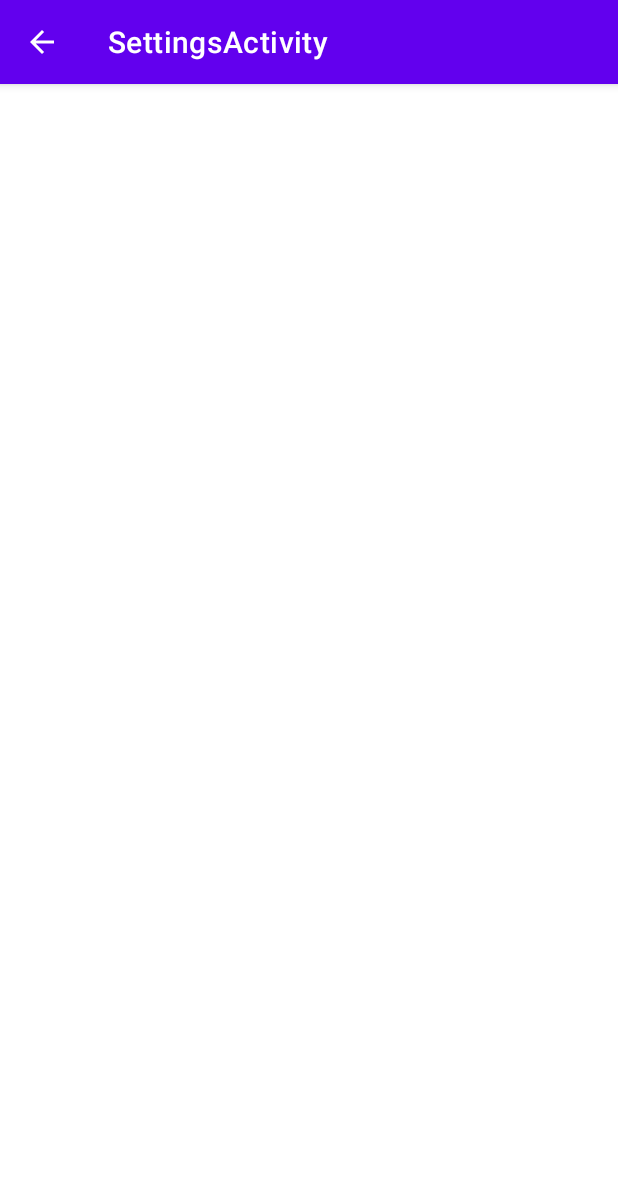
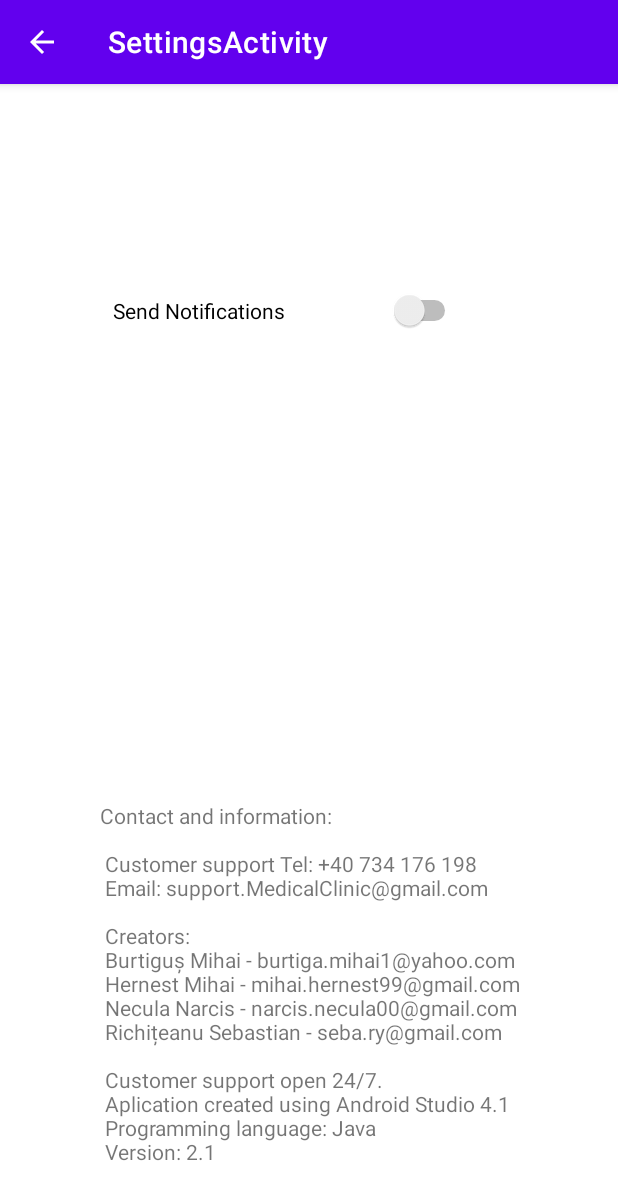
Before and after one commit to SebastianRichiteanu/MedicalClinic, an Android app: the screen it shows after launch (SettingsActivity), in the options menu, after a tap on "Settings", on a phone screen of 412 x 824 dp. Shown: the top 1200 px of the screen. Run offline under Robolectric (Android 15) with nearby library versions, the phone set to English and light mode, and no system bars; our stand-ins replace androidx.preference.

Commit message:
settings done

```diff
--- a/app/src/main/java/com/example/medicalclinic2/MainActivity.java
+++ b/app/src/main/java/com/example/medicalclinic2/MainActivity.java
@@ -30,6 +30,7 @@ public class MainActivity extends AppCompatActivity {
     private Button appointments_button;
     public DatabaseHandler databaseHandler;
     public SharedPreferences sp;
+    public SharedPreferences sp_settings;
 
     @Override
     protected void onCreate(Bundle savedInstanceState) {
@@ -40,7 +41,7 @@ public class MainActivity extends AppCompatActivity {
         Toolbar toolbar = findViewById(R.id.toolbar);
         setSupportActionBar(toolbar);
         sp = getSharedPreferences("login", MODE_PRIVATE);
-
+        sp_settings = getSharedPreferences("settings", MODE_PRIVATE);
 
         databaseHandler = new DatabaseHandler(this);
 
@@ -289,7 +290,7 @@ public class MainActivity extends AppCompatActivity {
     @Override
     public void onBackPressed () {
 //        super .onClose(); ;
-        System.out.println("STOPP");
+
         if (sp.getBoolean("logged", false) && sp.getString("role","").equals("Patient")) {
             String username = sp.getString("username", "user");
             Cursor idUsername = databaseHandler.getPatientIdByUsername(username);
@@ -299,13 +300,11 @@ public class MainActivity extends AppCompatActivity {
                 System.out.println("Id: " + idUsername.getInt(0));
                 id = idUsername.getInt(0);
             }
-            System.out.println("STOP ID");
             System.out.println(id);
             if (id != -1) {
                 LocalDate localDate = java.time.LocalDate.now();
                 Cursor cursor = databaseHandler.checkAppointment(id, localDate);
-                if (cursor.getCount() != 0) {
-                    System.out.println("NOTI");
+                if (cursor.getCount() != 0 && sp_settings.getBoolean("send_notifications", false) == true) {
                     startService(new Intent(this, NotificationService.class));
                 }
             }
--- a/app/src/main/java/com/example/medicalclinic2/SettingsActivity.java
+++ b/app/src/main/java/com/example/medicalclinic2/SettingsActivity.java
@@ -1,7 +1,10 @@
 package com.example.medicalclinic2;
 
+import android.content.SharedPreferences;
 import android.os.Bundle;
 import android.widget.Button;
+import android.widget.CompoundButton;
+import android.widget.Switch;
 
 import androidx.appcompat.app.ActionBar;
 import androidx.appcompat.app.AppCompatActivity;
@@ -10,9 +13,12 @@ import androidx.preference.PreferenceFragmentCompat;
 public class SettingsActivity extends AppCompatActivity {
 
     Button button;
+    SharedPreferences sp;
 
     @Override
     protected void onCreate(Bundle savedInstanceState) {
+        sp = getSharedPreferences("settings", MODE_PRIVATE);
+
         super.onCreate(savedInstanceState);
         setContentView(R.layout.settings_activity);
         if (savedInstanceState == null) {
@@ -25,6 +31,23 @@ public class SettingsActivity extends AppCompatActivity {
         if (actionBar != null) {
             actionBar.setDisplayHomeAsUpEnabled(true);
         }
+
+        Switch switch2 = (Switch) findViewById(R.id.send_notification_switch);
+
+        if (sp.getBoolean("send_notifications",false) == true) {
+            switch2.setChecked(true);
+        }
+
+        switch2.setOnCheckedChangeListener(new CompoundButton.OnCheckedChangeListener() {
+            public void onCheckedChanged(CompoundButton buttonView, boolean isChecked) {
+                if (isChecked) {
+                        sp.edit().putBoolean("send_notifications", true).apply();
+                } else {
+                        sp.edit().putBoolean("send_notifications", false).apply();
+                }
+            }
+        });
+
     }
 
     public static class SettingsFragment extends PreferenceFragmentCompat {
@@ -35,4 +58,5 @@ public class SettingsActivity extends AppCompatActivity {
     }
 
 
+
 }
--- a/app/src/main/res/layout/settings_activity.xml
+++ b/app/src/main/res/layout/settings_activity.xml
@@ -1,9 +1,41 @@
-<LinearLayout xmlns:android="http://schemas.android.com/apk/res/android"
+<androidx.constraintlayout.widget.ConstraintLayout xmlns:android="http://schemas.android.com/apk/res/android"
+    xmlns:app="http://schemas.android.com/apk/res-auto"
+    xmlns:tools="http://schemas.android.com/tools"
+    android:id="@+id/linearLayout"
     android:layout_width="match_parent"
     android:layout_height="match_parent">
 
     <FrameLayout
         android:id="@+id/settings"
-        android:layout_width="match_parent"
-        android:layout_height="match_parent" />
-</LinearLayout>
+        android:layout_width="wrap_content"
+        android:layout_height="wrap_content"
+        app:layout_constraintBottom_toTopOf="parent"
+        app:layout_constraintEnd_toStartOf="parent"
+        app:layout_constraintStart_toStartOf="parent"
+        app:layout_constraintTop_toTopOf="parent" />
+
+    <Switch
+        android:id="@+id/send_notification_switch"
+        android:layout_width="232dp"
+        android:layout_height="38dp"
+        android:text="Send Notifications"
+        app:layout_constraintBottom_toBottomOf="parent"
+        app:layout_constraintEnd_toEndOf="parent"
+        app:layout_constraintHorizontal_bias="0.418"
+        app:layout_constraintStart_toStartOf="parent"
+        app:layout_constraintTop_toTopOf="@+id/settings"
+        app:layout_constraintVertical_bias="0.181" />
+
+    <TextView
+        android:id="@+id/textView3"
+        android:layout_width="340dp"
+        android:layout_height="290dp"
+        android:text="@string/contact_info"
+        app:layout_constraintBottom_toBottomOf="parent"
+        app:layout_constraintEnd_toEndOf="parent"
+        app:layout_constraintHorizontal_bias="0.924"
+        app:layout_constraintStart_toStartOf="parent"
+        app:layout_constraintTop_toTopOf="parent"
+        app:layout_constraintVertical_bias="1.0" />
+
+</androidx.constraintlayout.widget.ConstraintLayout>
--- a/app/src/main/res/values/strings.xml
+++ b/app/src/main/res/values/strings.xml
@@ -55,5 +55,23 @@
     <string name="attachment_summary_on">Automatically download attachments for incoming emails
     </string>
     <string name="attachment_summary_off">Only download attachments when manually requested</string>
+    <string name="contact_info">
+        Contact and information:\n\n
+        Customer support Tel: +40 734 176 198\n
+        Email: support.MedicalClinic@gmail.com\n
+        \n
+
+        Creators: \n
+            Burtiguș Mihai - burtiga.mihai1@yahoo.com\n
+            Hernest Mihai - mihai.hernest99@gmail.com\n
+            Necula Narcis - narcis.necula00@gmail.com\n
+            Richițeanu Sebastian - seba.ry@gmail.com\n
+        \n
+        Customer support open 24/7.\n
+        Aplication created using Android Studio 4.1\n
+        Programming language: Java\n
+        Version: 2.1\n
+
+    </string>
 
 </resources>
```
